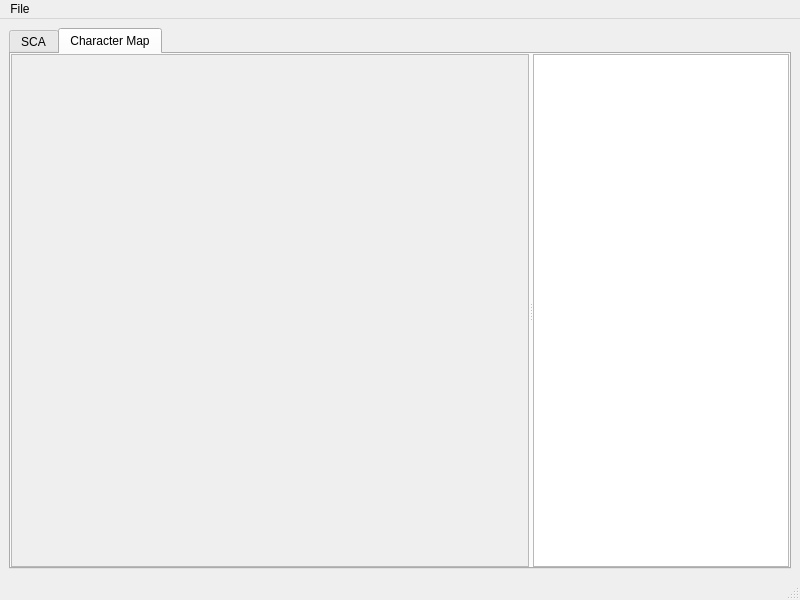
Sirraide/smyth, file ui/MainWindow.ui: the form before one commit.
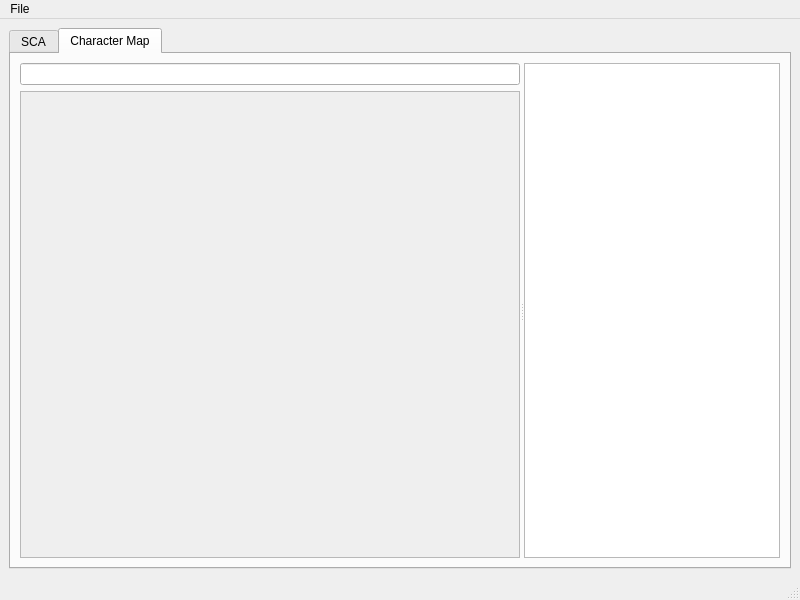
The form after the commit. Custom widgets are drawn as their Qt base class.

Commit message: [Charmap] Parse search query

The edit to the form file:
```diff
--- a/ui/MainWindow.ui
+++ b/ui/MainWindow.ui
@@ -546,27 +546,42 @@
        <attribute name="title">
         <string>Character Map</string>
        </attribute>
-       <layout class="QVBoxLayout" name="verticalLayout_7">
-        <property name="spacing">
-         <number>0</number>
-        </property>
-        <property name="leftMargin">
-         <number>0</number>
-        </property>
-        <property name="topMargin">
-         <number>0</number>
-        </property>
-        <property name="rightMargin">
-         <number>0</number>
-        </property>
-        <property name="bottomMargin">
-         <number>0</number>
-        </property>
+       <layout class="QHBoxLayout" name="horizontalLayout_8">
         <item>
          <widget class="QSplitter" name="char_map_splitter">
           <property name="orientation">
            <enum>Qt::Horizontal</enum>
           </property>
+          <widget class="QFrame" name="frame_5">
+           <property name="sizePolicy">
+            <sizepolicy hsizetype="Preferred" vsizetype="Preferred">
+             <horstretch>20</horstretch>
+             <verstretch>0</verstretch>
+            </sizepolicy>
+           </property>
+           <property name="frameShape">
+            <enum>QFrame::NoFrame</enum>
+           </property>
+           <property name="frameShadow">
+            <enum>QFrame::Raised</enum>
+           </property>
+           <layout class="QVBoxLayout" name="verticalLayout_7">
+            <property name="leftMargin">
+             <number>0</number>
+            </property>
+            <property name="topMargin">
+             <number>0</number>
+            </property>
+            <property name="rightMargin">
+             <number>0</number>
+            </property>
+            <property name="bottomMargin">
+             <number>0</number>
+            </property>
+            <item>
+             <widget class="QLineEdit" name="char_map_search_bar"/>
+            </item>
+            <item>
           <widget class="QScrollArea" name="scrollArea">
            <property name="sizePolicy">
             <sizepolicy hsizetype="Expanding" vsizetype="Expanding">
@@ -585,8 +600,8 @@
              <rect>
               <x>0</x>
               <y>0</y>
-              <width>496</width>
-              <height>502</height>
+                 <width>498</width>
+                 <height>452</height>
              </rect>
             </property>
             <property name="sizePolicy">
@@ -624,6 +639,9 @@
             </layout>
            </widget>
           </widget>
+            </item>
+           </layout>
+          </widget>
           <widget class="QFrame" name="frame_4">
            <property name="sizePolicy">
             <sizepolicy hsizetype="Preferred" vsizetype="Preferred">
```
Left out of the diff: 19 changed lines with no effect on the pictures. Lines whose indentation alone changed are shown as unchanged. The commit also changes 4 other files.
